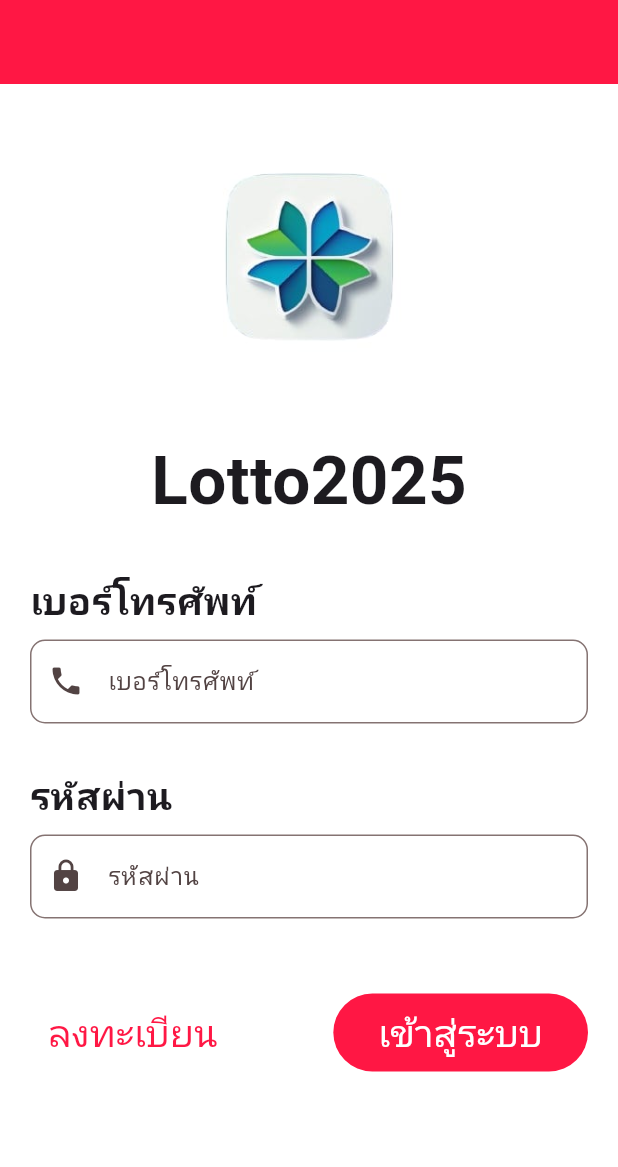
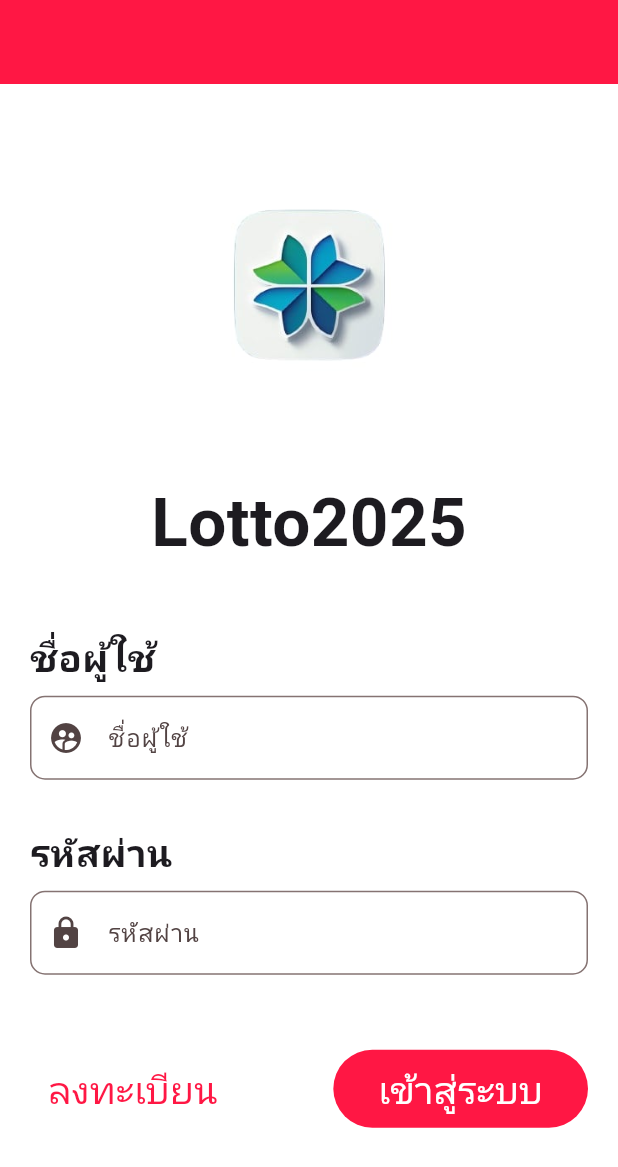
Before and after one commit to EmperorFiw/Lotto2025, a Flutter app: the screen it shows after launch, after a tap on "ลงทะเบียน", after a tap on "เข้าสู่ระบบ", on a phone screen of 412 x 824 dp. Shown: the top 1167 px of the screen. Run offline on Flutter 3.47's test engine with Material 3 defaults, Android fonts, the phone set to English and light mode, and no system bars; our stand-ins replace google_fonts; Roboto replaces fonts that are missing (Kanit).

Commit message:
api - login

```diff
--- /dev/null
+++ b/assets/config/config.json
@@ -0,0 +1,3 @@
+{
+  "apiEndpoint" : "http://191.96.92.102:7777"
+}
--- /dev/null
+++ b/lib/config/config.dart
@@ -0,0 +1,11 @@
+import 'dart:convert';
+
+import 'package:flutter/services.dart';
+
+class Configuration {
+  static Future<Map<String, dynamic>> getConfig() {
+    return rootBundle.loadString('assets/config/config.json').then(
+          (value) => jsonDecode(value) as Map<String, dynamic>,
+        );
+  }
+}
--- /dev/null
+++ b/lib/model/response/customer_login_response.dart
@@ -0,0 +1,52 @@
+class CustomerLoginPostResponse {
+  bool success;
+  String message;
+  String token;
+  Member member;
+
+  CustomerLoginPostResponse({
+    required this.success,
+    required this.message,
+    required this.token,
+    required this.member,
+  });
+
+  factory CustomerLoginPostResponse.fromJson(Map<String, dynamic> json) =>
+      CustomerLoginPostResponse(
+        success: json["success"],
+        message: json["message"],
+        token: json["token"],
+        member: Member.fromJson(json["member"]),
+      );
+
+  Map<String, dynamic> toJson() => {
+        "success": success,
+        "message": message,
+        "token": token,
+        "member": member.toJson(),
+      };
+}
+
+class Member {
+  String username;
+  int money;
+  String role;
+
+  Member({
+    required this.username,
+    required this.money,
+    required this.role,
+  });
+
+  factory Member.fromJson(Map<String, dynamic> json) => Member(
+        username: json["username"],
+        money: json["money"],
+        role: json["role"],
+      );
+
+  Map<String, dynamic> toJson() => {
+        "username": username,
+        "money": money,
+        "role": role,
+      };
+}
--- a/lib/pages/login.dart
+++ b/lib/pages/login.dart
@@ -1,123 +1,251 @@
+import 'dart:convert';
 import 'dart:developer';
 
+import 'package:Lotto2025/config/config.dart';
+import 'package:Lotto2025/model/response/customer_login_response.dart';
+import 'package:Lotto2025/pages/mainApp.dart';
 import 'package:Lotto2025/pages/register.dart';
 import 'package:flutter/material.dart';
+import 'package:http/http.dart' as http;
 
-class LoginPage extends StatelessWidget {
+class LoginPage extends StatefulWidget {
   const LoginPage({super.key});
 
   @override
+  State<LoginPage> createState() => _LoginPageState();
+}
+
+class _LoginPageState extends State<LoginPage> {
+  final TextEditingController _usernameController = TextEditingController();
+  final TextEditingController _passwordController = TextEditingController();
+
+  String apiUrl = '';
+  bool isLoadingConfig = true;
+  bool isLoggingIn = false;
+
+  @override
+  void initState() {
+    super.initState();
+    _loadConfig();
+  }
+
+  @override
   Widget build(BuildContext context) {
-    return Scaffold(appBar: AppBar(
-      // title: Text("Login Page"),
-      ),
-      body: SizedBox(
-        width: MediaQuery.of(context).size.width,
-        child: SingleChildScrollView(
-          child: Column(
-            mainAxisAlignment: MainAxisAlignment.start,
-            crossAxisAlignment: CrossAxisAlignment.start,
-            children: [
-              Image.asset('assets/images/logo.png',fit: BoxFit.contain),
-              Center(
-                child: Column(
-                  mainAxisAlignment: MainAxisAlignment.center,
-                  children: [
-                    const Text("Lotto2025",
-                    style: TextStyle(fontSize: 45, fontWeight: FontWeight.bold)),
-                  ],
-                ),
-              ),
-              Padding(
-                padding: const EdgeInsets.only(top: 30.0, right: 20, left: 20),
+    if (isLoadingConfig) {
+      return const Scaffold(
+        body: Center(child: CircularProgressIndicator()),
+      );
+    }
+
+    return Scaffold(
+      appBar: AppBar(),
+      body: SingleChildScrollView(
+        padding: const EdgeInsets.symmetric(horizontal: 20, vertical: 30),
         child: Column(
           crossAxisAlignment: CrossAxisAlignment.start,
           children: [
-                    const Text("เบอร์โทรศัพท์",
+            Center(child: Image.asset('assets/images/logo.png', fit: BoxFit.contain)),
+            const SizedBox(height: 20),
+            const Center(
+              child: Text(
+                "Lotto2025",
+                style: TextStyle(fontSize: 45, fontWeight: FontWeight.bold),
+              ),
+            ),
+            const SizedBox(height: 40),
+
+            const Text(
+              "ชื่อผู้ใช้",
               style: TextStyle(fontSize: 25, fontWeight: FontWeight.bold),
             ),
             const SizedBox(height: 8),
             TextFormField(
-                      keyboardType: TextInputType.phone,
+              controller: _usernameController,
               decoration: InputDecoration(
-                        labelText: 'เบอร์โทรศัพท์',
-                        border: OutlineInputBorder(borderRadius: BorderRadius.circular(10)), // border circle
-                        prefixIcon: Icon(Icons.phone),
+                labelText: 'ชื่อผู้ใช้',
+                border: OutlineInputBorder(borderRadius: BorderRadius.circular(10)),
+                prefixIcon: const Icon(Icons.supervised_user_circle_rounded),
               ),
             ),
-                  ],
-                ),
-              ),
+            const SizedBox(height: 30),
 
-              Padding(
-                padding: const EdgeInsets.only(top: 30.0, right: 20, left: 20),
-                child: Column(
-                  crossAxisAlignment: CrossAxisAlignment.start,
-                  children: [
-                    const Text("รหัสผ่าน",
+            const Text(
+              "รหัสผ่าน",
               style: TextStyle(fontSize: 25, fontWeight: FontWeight.bold),
             ),
             const SizedBox(height: 8),
             TextFormField(
+              controller: _passwordController,
               keyboardType: TextInputType.visiblePassword,
               obscureText: true,
               decoration: InputDecoration(
                 labelText: 'รหัสผ่าน',
-                        border: OutlineInputBorder(borderRadius: BorderRadius.circular(10)), // border circle
-                        prefixIcon: Icon(Icons.lock),
+                border: OutlineInputBorder(borderRadius: BorderRadius.circular(10)),
+                prefixIcon: const Icon(Icons.lock),
               ),
             ),
-                  ],
-                )
-              ),
-              Padding(
-                padding: const EdgeInsets.only(left: 20, right: 20.0, top: 50),
-                child: Row(
+            const SizedBox(height: 50),
+
+            Row(
               mainAxisAlignment: MainAxisAlignment.spaceBetween,
               children: [
                 TextButton(
-                      onPressed: () => register(context), child: const Text("ลงทะเบียน",
-                      style: TextStyle(fontSize: 25),
-                    )),
+                  onPressed: () => register(context),
+                  child: const Text("ลงทะเบียน", style: TextStyle(fontSize: 25)),
+                ),
                 FilledButton(
-                      onPressed: () {},
+                  onPressed: apiUrl.isEmpty || isLoggingIn
+                      ? null
+                      : () {
+                          final username = _usernameController.text.trim();
+                          final pass = _passwordController.text.trim();
+                          login(username, pass);
+                        },
                   style: FilledButton.styleFrom(
-                        padding: const EdgeInsets.symmetric(horizontal: 30, vertical: 8),
+                    padding:
+                        const EdgeInsets.symmetric(horizontal: 30, vertical: 8),
                     minimumSize: const Size(0, 0),
                   ),
-                      child: const Text(
-                        "เข้าสู่ระบบ",
-                        style: TextStyle(fontSize: 25),
-                      ),
+                  child: isLoggingIn
+                      ? const SizedBox(
+                          width: 24,
+                          height: 24,
+                          child: CircularProgressIndicator(strokeWidth: 2),
                         )
-                  ],
-                ),
+                      : const Text("เข้าสู่ระบบ", style: TextStyle(fontSize: 25)),
                 ),
               ],
             ),
+          ],
         ),
       ),
     );
   }
 
-  void register(BuildContext context) {
-    log("register");
+  Future<void> _loadConfig() async {
+    try {
+      final config = await Configuration.getConfig();
+      setState(() {
+        apiUrl = config['apiEndpoint'] ?? '';
+        isLoadingConfig = false;
+      });
+      log('API URL loaded: $apiUrl');
+    } catch (e) {
+      setState(() {
+        isLoadingConfig = false;
+      });
+      log('Failed to load config: $e');
+      if (mounted) {
+        showDialog(
+          context: context,
+          builder: (_) => AlertDialog(
+            title: const Text('Error'),
+            content: const Text('ไม่สามารถโหลดการตั้งค่า API ได้'),
+            actions: [
+              TextButton(
+                onPressed: () => Navigator.pop(context),
+                child: const Text('ตกลง'),
+              ),
+            ],
+          ),
+        );
+      }
+    }
+  }
+
+  Future<CustomerLoginPostResponse?> loginRequest({
+    required String apiUrl,
+    required String username,
+    required String password,
+  }) async {
+    final uri = Uri.parse('$apiUrl/auth/login');
+    try {
+      final response = await http.post(
+        uri,
+        headers: {'Content-Type': 'application/json'},
+        body: jsonEncode({'username': username, 'password': password}),
+      );
+
+      if (response.statusCode == 200) {
+        log('Response body: ${response.body}');
+        final jsonData = jsonDecode(response.body);
+        if (jsonData == null || jsonData['member'] == null) {
+          log('Response JSON is missing member data');
+          return null;
+        }
+        return CustomerLoginPostResponse.fromJson(jsonData);
+      } else {
+        log('เข้าสู่ระบบล้มเหลว: ${response.statusCode}');
+        return null;
+      }
+    } catch (e) {
+      log('ข้อผิดพลาดเครือข่าย: $e');
+      return null;
+    }
+  }
+
+
+  Future<void> login(String username, String password) async {
+    if (isLoggingIn) return;
+
+    setState(() {
+      isLoggingIn = true;
+    });
+
+    final response = await loginRequest(
+      apiUrl: apiUrl,
+      username: username,
+      password: password,
+    );
+
+    setState(() {
+      isLoggingIn = false;
+    });
+
+    if (!mounted) return;
+
+    if (response != null) {
+      ScaffoldMessenger.of(context).showSnackBar(
+        const SnackBar(content: Text('เข้าสู่ระบบสำเร็จ')),
+      );
+
       Navigator.pushReplacement(
         context,
         PageRouteBuilder(
-        pageBuilder: (context, animation, secondaryAnimation) => const RegisterPage(),
-        transitionsBuilder: (context, animation, secondaryAnimation, child) {
-          return FadeTransition(
-            opacity: animation,
-            child: child,
+          pageBuilder: (_, __, ___) => const MainApp(),
+          transitionsBuilder: (_, animation, __, child) =>
+              FadeTransition(opacity: animation, child: child),
+          transitionDuration: const Duration(milliseconds: 100),
+        ),
       );
-        },
-        transitionDuration: const Duration(milliseconds: 100), // fade speed
+    } else {
+      showDialog(
+        context: context,
+        builder: (_) => AlertDialog(
+          title: const Text('เข้าสู่ระบบล้มเหลว'),
+          content: const Text('กรุณาตรวจสอบชื่อผู้ใช้และรหัสผ่าน'),
+          actions: [
+            TextButton(
+              onPressed: () => Navigator.pop(context),
+              child: const Text('ตกลง'),
+            ),
+          ],
         ),
       );
     }
+  }
 
-  void login(String phone, String pass) {
-    log("login");
+  void register(BuildContext context) {
+    Navigator.pushReplacement(
+      context,
+      PageRouteBuilder(
+        pageBuilder: (context, animation, secondaryAnimation) =>
+            const RegisterPage(),
+        transitionsBuilder: (context, animation, secondaryAnimation, child) {
+          return FadeTransition(opacity: animation, child: child);
+        },
+        transitionDuration: const Duration(milliseconds: 100),
+      ),
+    );
   }
 }
--- a/pubspec.yaml
+++ b/pubspec.yaml
@@ -35,6 +35,7 @@ dependencies:
   # Use with the CupertinoIcons class for iOS style icons.
   cupertino_icons: ^1.0.8
   google_fonts: ^6.2.1
+  http: ^1.4.0
 
 dev_dependencies:
   flutter_test:
@@ -64,6 +65,7 @@ flutter:
   #   - images/a_dot_ham.jpeg
   assets:
     - assets/images/logo.png
+    - assets/config/config.json
   # An image asset can refer to one or more resolution-specific "variants", see
   # https://flutter.dev/to/resolution-aware-images
 
```
Also changed, not shown: lib/pages/mainApp.dart (added, +22 -0 lines), lib/pages/profile.dart (added), pubspec.lock. Lines whose indentation alone changed are shown as unchanged.
